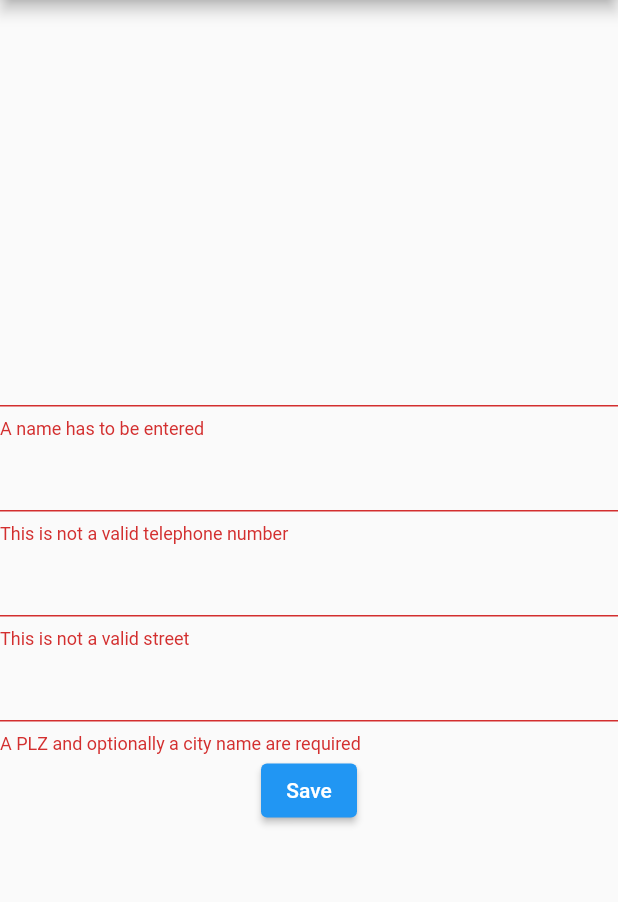
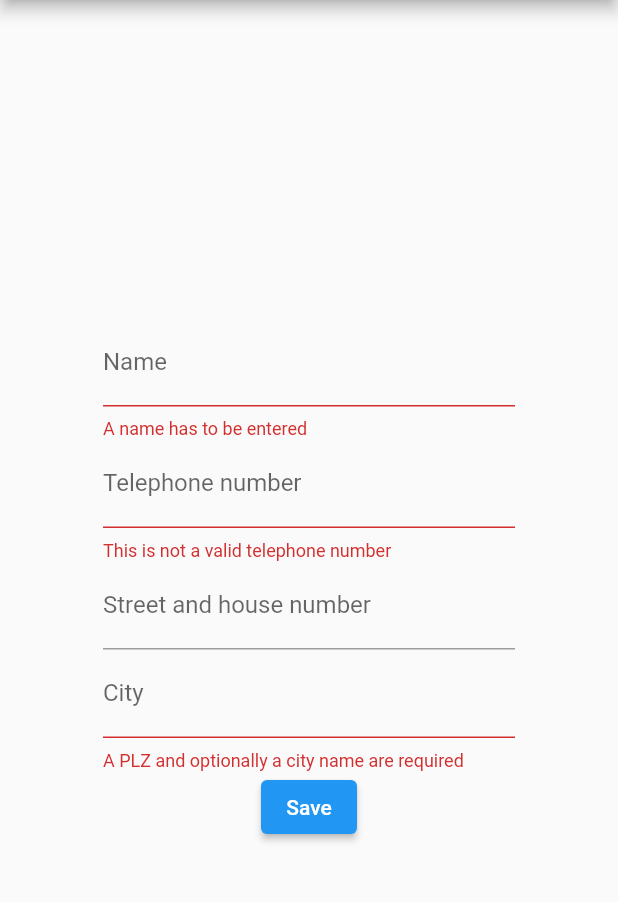
Before and after one commit to reyemDarnok/MCI_SOSE_2021, a Flutter app: the PersonalDataRoute screen opened by its route, after a tap on "Save", on a phone screen of 412 x 824 dp, the part 75-977 px from its top. Run offline on Flutter 3.47's test engine with Material 2 defaults, Android fonts, the phone set to English and light mode, and no system bars; our stand-ins replace file_picker, logger, qr_flutter, share_plus; missing offline and left inert: barcode_scan2; generated files the repository leaves out were written again.

Commit message:
nicer person entry

```diff
--- a/l10n/app_de.arb
+++ b/l10n/app_de.arb
@@ -49,5 +49,11 @@
   "nameHintText": "Name eingeben",
   "minDurationLabel": "Minimale Verweildauer",
   "minDurationHintText": "Minimale Verweildauer eingeben",
-  "unknownQRCode": "Unbekannter QR Code"
+  "unknownQRCode": "Unbekannter QR Code",
+  "phoneNumberLabel": "Telefonnummer",
+  "phoneNumberHintText": "Telefonnummer eingeben",
+  "streetLabel": "Straße und Hausnummer",
+  "streetHintText": "Straße und Hausnummer eingeben",
+  "cityLabel": "Stadt",
+  "cityHintText": "PLZ und (optional) Stadtnamen eingeben"
 }
--- a/l10n/app_en.arb
+++ b/l10n/app_en.arb
@@ -98,5 +98,11 @@
   "nameHintText": "Enter name",
   "minDurationLabel": "Minimal duration of presence",
   "minDurationHintText": "Enter minimum duration",
-  "unknownQRCode": "Unknown QR Code"
+  "unknownQRCode": "Unknown QR Code",
+  "phoneNumberLabel": "Telephone number",
+  "phoneNumberHintText": "Enter Telephone number",
+  "streetLabel": "Street and house number",
+  "streetHintText": "Enter Street and house number",
+  "cityLabel": "City",
+  "cityHintText": "Enter PLZ and (optionally) the cityname"
 }
--- a/lib/PersonEntryForm.dart
+++ b/lib/PersonEntryForm.dart
@@ -46,7 +46,6 @@ class PersonEntryFormState extends State<PersonEntryForm> {
   final String submitText;
 
   final RegExp phoneNumberRegex = RegExp(r'^[+\-()\d\s]+$');
-  final RegExp streetRegex = RegExp(r'^[\w\s.,-]+$');
   final RegExp cityRegex =
       RegExp(r'^(\d{5}[\s,]+[\w-]+|[\w-]+[\s,]+\d{5}|\d{5})$');
 
@@ -62,9 +61,15 @@ class PersonEntryFormState extends State<PersonEntryForm> {
   Widget build(BuildContext context) {
     return Form(
       key: _formKey,
+        child: Center(
+            child: SizedBox(
+          width: MediaQuery.of(context).size.width * 2 / 3,
           child: Column(
             children: <Widget>[
               TextFormField(
+                decoration: InputDecoration(
+                    hintText: AppLocalizations.of(context)!.nameHintText,
+                    labelText: AppLocalizations.of(context)!.nameLabel),
                 controller: name,
                 validator: (value) {
                   if (value == null || value.isEmpty) {
@@ -75,10 +80,16 @@ class PersonEntryFormState extends State<PersonEntryForm> {
                 },
               ),
           TextFormField(
+                  decoration: InputDecoration(
+                      hintText:
+                          AppLocalizations.of(context)!.phoneNumberHintText,
+                      labelText:
+                          AppLocalizations.of(context)!.phoneNumberLabel),
                   controller: telephoneNumber,
                   validator: (value) {
                     if (value == null) {
-                  return AppLocalizations.of(context)!.phoneNumberMissingError;
+                      return AppLocalizations.of(context)!
+                          .phoneNumberMissingError;
                     } else if (!phoneNumberRegex.hasMatch(value)) {
                       return AppLocalizations.of(context)!
                           .phoneNumberMalformedError;
@@ -87,18 +98,22 @@ class PersonEntryFormState extends State<PersonEntryForm> {
                     }
                   }),
           TextFormField(
+                decoration: InputDecoration(
+                    hintText: AppLocalizations.of(context)!.streetHintText,
+                    labelText: AppLocalizations.of(context)!.streetLabel),
                 controller: street,
                 validator: (value) {
                   if (value == null) {
                     return AppLocalizations.of(context)!.streetMissingError;
-              } else if (!streetRegex.hasMatch(value)) {
-                return AppLocalizations.of(context)!.streetMalformedError;
                   } else {
                     return null;
                   }
                 },
               ),
           TextFormField(
+                decoration: InputDecoration(
+                    hintText: AppLocalizations.of(context)!.cityHintText,
+                    labelText: AppLocalizations.of(context)!.cityLabel),
                 controller: city,
                 validator: (value) {
                   if (value == null) {
@@ -121,6 +136,6 @@ class PersonEntryFormState extends State<PersonEntryForm> {
                   child: Text(submitText))
             ],
           ),
-    );
+        )));
   }
 }
```
Lines whose indentation alone changed are shown as unchanged.
